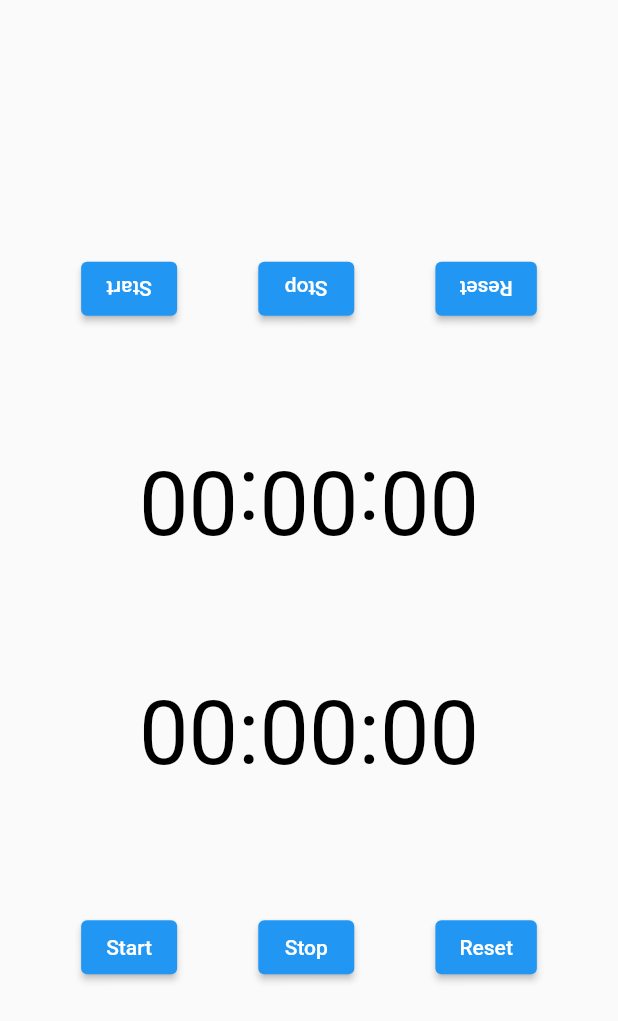
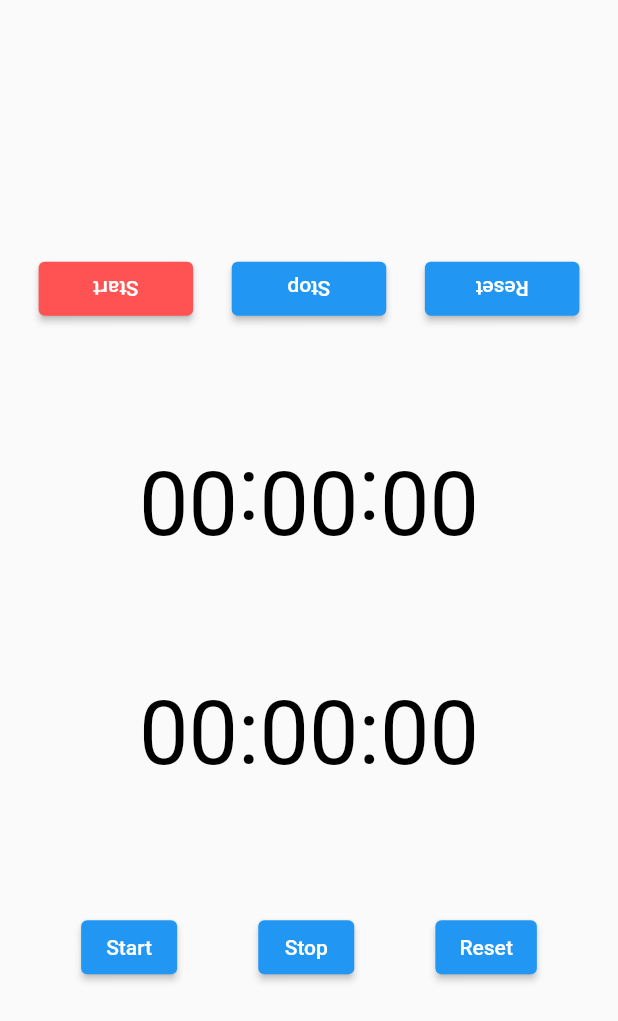
Before and after one commit to iseruuuuu/timer_battle_app, a Flutter app: the screen it shows after launch, on a phone screen of 412 x 824 dp. Shown: the top 1021 px of the screen. Run offline on Flutter 3.47's test engine with Material 2 defaults, Android fonts, the phone set to English and light mode, and no system bars.

Commit message:
add: change button size

```diff
--- a/lib/timer_battle/timer_battle_screen.dart
+++ b/lib/timer_battle/timer_battle_screen.dart
@@ -15,25 +15,37 @@ class TimerBattleScreen extends StatelessWidget {
             Row(
               mainAxisAlignment: MainAxisAlignment.spaceEvenly,
               children: [
-                ElevatedButton(
+                SizedBox(
+                  width: size.width / 4,
+                  child: ElevatedButton(
+                    style: ElevatedButton.styleFrom(
+                      primary: Colors.redAccent,
+                    ),
                     onPressed: () {},
                     child: const RotationTransition(
                       turns:  AlwaysStoppedAnimation(180 / 360),
                       child: Text('Start'),
                     ),
                   ),
-                ElevatedButton(
+                ),
+                SizedBox(
+                  width: size.width / 4,
+                  child: ElevatedButton(
                     onPressed: () {},
                     child: const RotationTransition(
                       turns: AlwaysStoppedAnimation(180 / 360),
                       child: Text('Stop'),
                     ),
                   ),
-                ElevatedButton(
+                ),
+                SizedBox(
+                  width: size.width / 4,
+                  child: ElevatedButton(
                     onPressed: () {},
                     child: const RotationTransition(
                       turns: AlwaysStoppedAnimation(180 / 360),
                       child: Text('Reset'),
+                    ),
                   ),
                 ),
               ],
```
Lines whose indentation alone changed are shown as unchanged.
